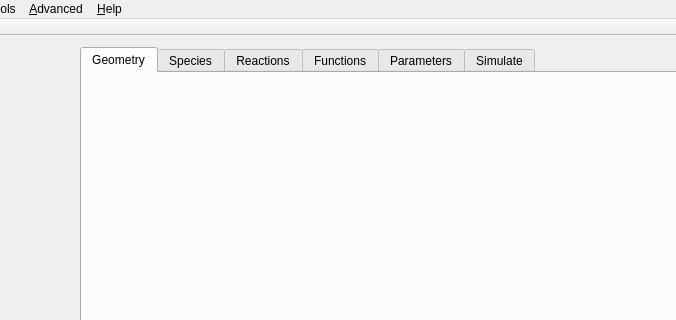
spatial-model-editor/spatial-model-editor, file src/gui/mainwindow.ui: the form before one commit; both pictures show x 106 to 782 and y 0 to 320 of the 1400 by 700 pixel window.
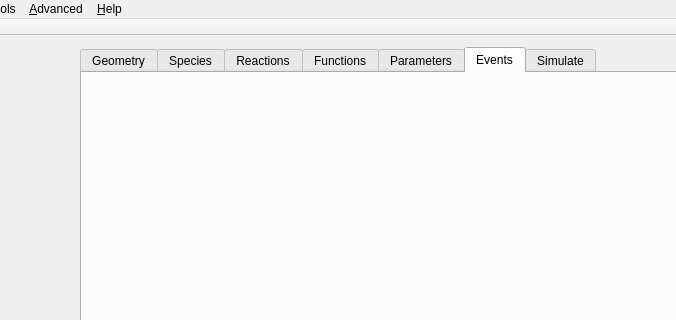
The form after the commit. The open tabs and pages were chosen to show the change. Custom widgets are drawn as their Qt base class.

Commit message: add support for simple time-based events

What changed in the file:
```diff
--- a/src/gui/mainwindow.ui
+++ b/src/gui/mainwindow.ui
@@ -131,6 +131,12 @@
         </attribute>
         <layout class="QHBoxLayout" name="horizontalLayout_tabParameters"/>
        </widget>
+       <widget class="QWidget" name="tabEvents">
+        <attribute name="title">
+         <string>Events</string>
+        </attribute>
+        <layout class="QHBoxLayout" name="horizontalLayout_2"/>
+       </widget>
        <widget class="QWidget" name="tabSimulate">
         <property name="whatsThis">
          <string>&lt;h4&gt;Simulate tab&lt;/h4&gt;
```
The commit also changes 21 other files.
